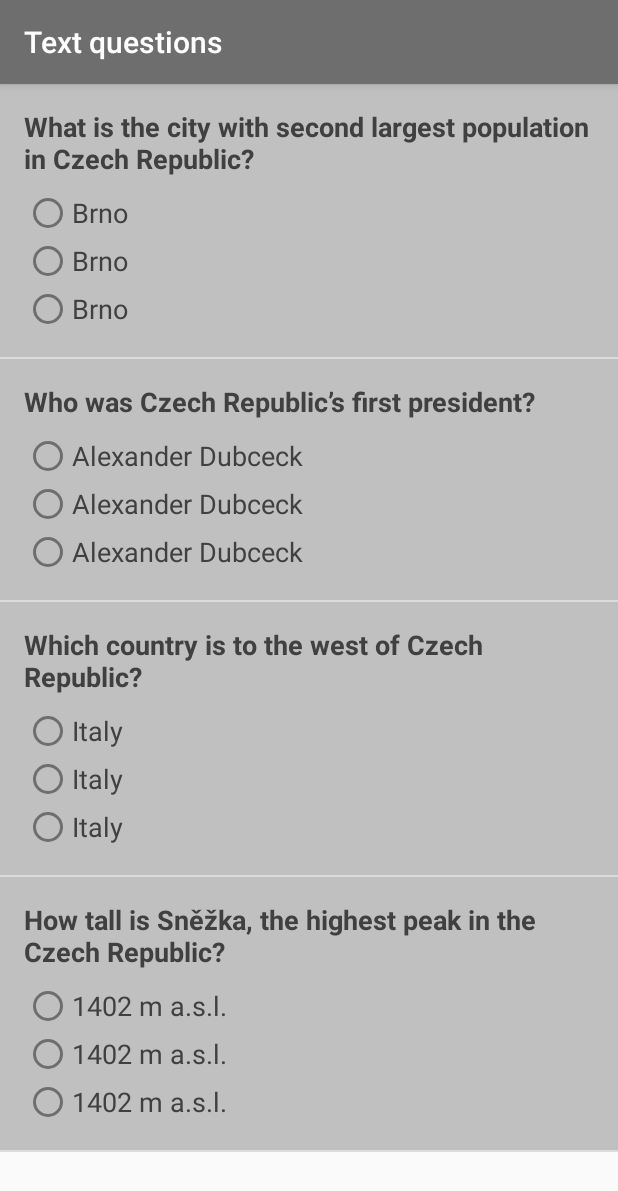
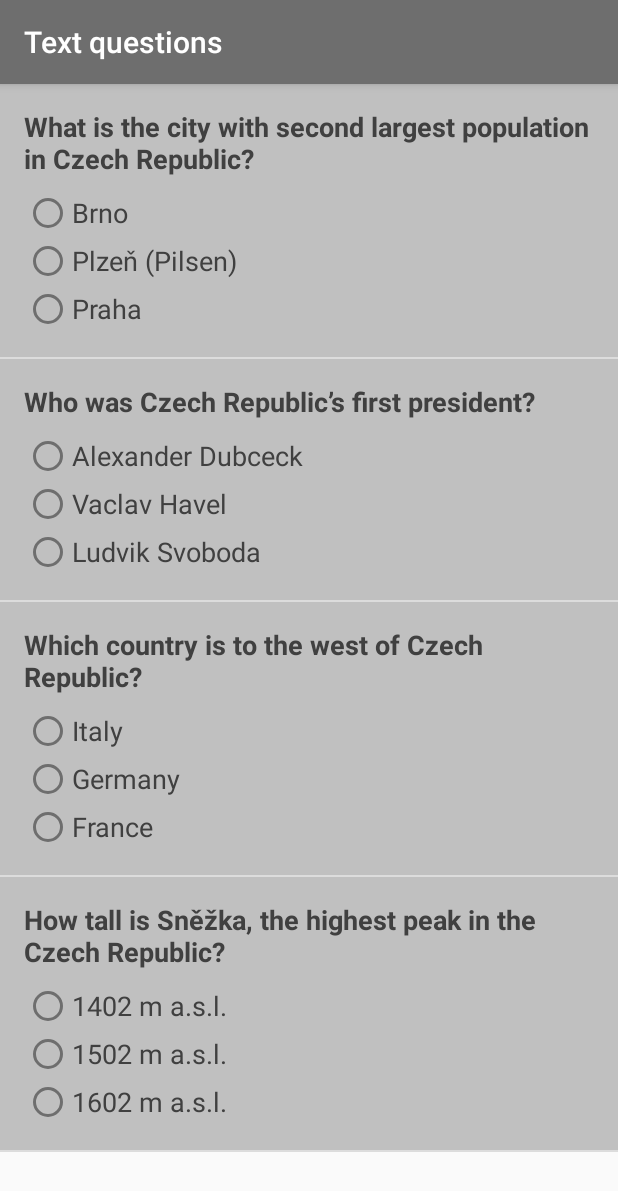
Before and after one commit to IvoMor/Quiz_App_Czech_Republic, an Android app: the TextsActivity screen opened directly, with no data from a screen before it, on a phone screen of 412 x 824 dp. Shown: the top 1191 px of the screen. Run offline under Robolectric (Android 15) with nearby library versions, the phone set to English and light mode, and no system bars.

Commit message:
Before RadioButton handling - good luck for me :)

```diff
--- a/app/src/main/java/com/example/ivos/quiz_app/QuestionAdapter.java
+++ b/app/src/main/java/com/example/ivos/quiz_app/QuestionAdapter.java
@@ -57,12 +57,12 @@ public class QuestionAdapter extends ArrayAdapter<Question> {
         // Find the RadioButton in the list_item.xml layout with the ID radio_button_answer_a.
         RadioButton answerBtextView = (RadioButton) listItemView.findViewById(R.id.radio_button_answer_b);
         // Set the text for answer B
-        answerBtextView.setText(currentQuestion.getAnswerText1());
+        answerBtextView.setText(currentQuestion.getAnswerText2());
 
         // Find the RadioButton in the list_item.xml layout with the ID radio_button_answer_a.
         RadioButton answerCtextView = (RadioButton) listItemView.findViewById(R.id.radio_button_answer_c);
         // Set the text for answer C
-        answerCtextView.setText(currentQuestion.getAnswerText1());
+        answerCtextView.setText(currentQuestion.getAnswerText3());
 
         // Find the ImageView in the list_item.xml layout with the ID image.
         ImageView imageView = (ImageView) listItemView.findViewById(R.id.image);
--- a/app/src/main/java/com/example/ivos/quiz_app/TextsActivity.java
+++ b/app/src/main/java/com/example/ivos/quiz_app/TextsActivity.java
@@ -6,7 +6,6 @@ import android.support.v7.app.AppCompatActivity;
 import android.view.View;
 import android.widget.AdapterView;
 import android.widget.ListView;
-import android.widget.RadioButton;
 
 import java.util.ArrayList;
 
@@ -54,9 +53,9 @@ public class TextsActivity extends AppCompatActivity {
                 // Get the {@link Question} object at the given position the user clicked on
                 Question question = questions.get(position);
 
-                RadioButton radioButtonA = (RadioButton) view.findViewById(R.id.radio_button_answer_a);
-                RadioButton radioButtonB = (RadioButton) view.findViewById(R.id.radio_button_answer_b);
-                RadioButton radioButtonC = (RadioButton) view.findViewById(R.id.radio_button_answer_c);
+//                RadioButton radioButtonA = (RadioButton) view.findViewById(R.id.radio_button_answer_a);
+//                RadioButton radioButtonB = (RadioButton) view.findViewById(R.id.radio_button_answer_b);
+//                RadioButton radioButtonC = (RadioButton) view.findViewById(R.id.radio_button_answer_c);
 
 //                switch(question.getqRightAnswerPosition()) {
 //                    case 1 :
@@ -88,10 +87,10 @@ public class TextsActivity extends AppCompatActivity {
 
                 // Create and setup the {@link MediaPlayer} for the audio resource associated
                 // with the current question
-                mMediaPlayer = MediaPlayer.create(TextsActivity.this, question.getAudioResourceId());
+//                mMediaPlayer = MediaPlayer.create(TextsActivity.this, question.getAudioResourceId());
 
                 // Start the audio file
-                mMediaPlayer.start();
+//                mMediaPlayer.start();
             }
         });
     }
--- a/app/src/main/res/layout/list_item.xml
+++ b/app/src/main/res/layout/list_item.xml
@@ -84,8 +84,7 @@
                             android:textAppearance="?android:textAppearanceMedium"
                             android:textColor="@color/question_texts"
                             android:visibility="visible"
-                            app:buttonTint="@color/primary_color"
-                            android:onClick="onRadioButtonClicked"/>
+                            app:buttonTint="@color/primary_color" />
 
                         <RadioButton
                             android:id="@+id/radio_button_answer_b"
@@ -97,8 +96,7 @@
                             android:textAppearance="?android:textAppearanceMedium"
                             android:textColor="@color/question_texts"
                             android:visibility="visible"
-                            app:buttonTint="@color/primary_color"
-                            android:onClick="onRadioButtonClicked"/>
+                            app:buttonTint="@color/primary_color" />
 
                         <RadioButton
                             android:id="@+id/radio_button_answer_c"
@@ -110,8 +108,7 @@
                             android:textAppearance="?android:textAppearanceMedium"
                             android:textColor="@color/question_texts"
                             android:visibility="visible"
-                            app:buttonTint="@color/primary_color"
-                            android:onClick="onRadioButtonClicked"/>
+                            app:buttonTint="@color/primary_color" />
 
                     </RadioGroup>
                 </LinearLayout>
```
